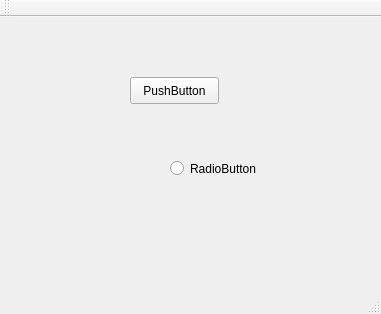
The window that mainwindow.ui (jbyyy/myHelper) describes before a commit, drawn with Qt 5.
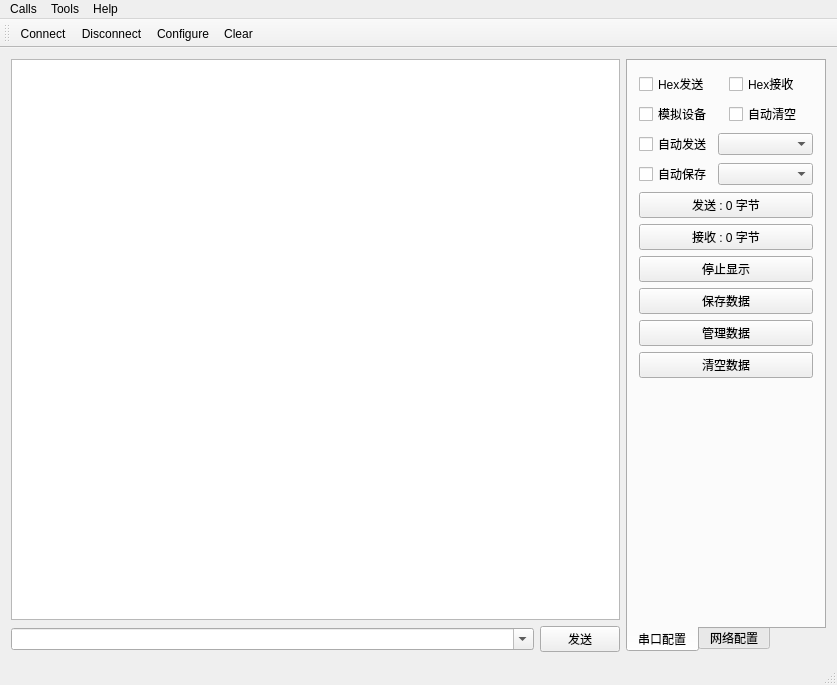
The same window after the commit. Icons and pictures are not drawn.

Commit message: 2020-12-3串口待完善

Diff of the .ui file:
```diff
--- a/mainwindow.ui
+++ b/mainwindow.ui
@@ -6,50 +6,292 @@
    <rect>
     <x>0</x>
     <y>0</y>
-    <width>381</width>
-    <height>314</height>
+    <width>837</width>
+    <height>685</height>
    </rect>
   </property>
   <property name="windowTitle">
    <string>MainWindow</string>
   </property>
   <widget class="QWidget" name="centralWidget">
-   <widget class="QPushButton" name="pushButton">
-    <property name="geometry">
-     <rect>
-      <x>130</x>
-      <y>60</y>
-      <width>89</width>
-      <height>27</height>
-     </rect>
-    </property>
-    <property name="text">
-     <string>PushButton</string>
-    </property>
-   </widget>
-   <widget class="QRadioButton" name="radioButton">
-    <property name="geometry">
-     <rect>
-      <x>170</x>
-      <y>140</y>
-      <width>112</width>
-      <height>23</height>
-     </rect>
-    </property>
-    <property name="text">
-     <string>RadioButton</string>
-    </property>
-   </widget>
+   <layout class="QGridLayout" name="gridLayout">
+    <item row="0" column="0">
+     <widget class="QTextEdit" name="txtMain">
+      <property name="enabled">
+       <bool>true</bool>
+      </property>
+      <property name="frameShape">
+       <enum>QFrame::StyledPanel</enum>
+      </property>
+      <property name="verticalScrollBarPolicy">
+       <enum>Qt::ScrollBarAsNeeded</enum>
+      </property>
+      <property name="horizontalScrollBarPolicy">
+       <enum>Qt::ScrollBarAsNeeded</enum>
+      </property>
+      <property name="readOnly">
+       <bool>true</bool>
+      </property>
+     </widget>
+    </item>
+    <item row="0" column="1" rowspan="2">
+     <widget class="QWidget" name="widgetRight" native="true">
+      <property name="maximumSize">
+       <size>
+        <width>200</width>
+        <height>16777215</height>
+       </size>
+      </property>
+      <layout class="QVBoxLayout" name="verticalLayout">
+       <property name="leftMargin">
+        <number>0</number>
+       </property>
+       <property name="topMargin">
+        <number>0</number>
+       </property>
+       <property name="rightMargin">
+        <number>0</number>
+       </property>
+       <property name="bottomMargin">
+        <number>0</number>
+       </property>
+       <item>
+        <widget class="QTabWidget" name="tabWidget_2">
+         <property name="tabPosition">
+          <enum>QTabWidget::South</enum>
+         </property>
+         <property name="currentIndex">
+          <number>0</number>
+         </property>
+         <widget class="QWidget" name="tab_3">
+          <attribute name="title">
+           <string>串口配置</string>
+          </attribute>
+          <layout class="QGridLayout" name="gridLayout_6">
+           <item row="0" column="0">
+            <widget class="QCheckBox" name="ckHexSend">
+             <property name="text">
+              <string>Hex发送</string>
+             </property>
+            </widget>
+           </item>
+           <item row="0" column="1">
+            <widget class="QCheckBox" name="ckHexReceive">
+             <property name="text">
+              <string>Hex接收</string>
+             </property>
+            </widget>
+           </item>
+           <item row="1" column="0">
+            <widget class="QCheckBox" name="ckDebug">
+             <property name="text">
+              <string>模拟设备</string>
+             </property>
+            </widget>
+           </item>
+           <item row="1" column="1">
+            <widget class="QCheckBox" name="ckAutoClear">
+             <property name="text">
+              <string>自动清空</string>
+             </property>
+            </widget>
+           </item>
+           <item row="2" column="0" colspan="2">
+            <layout class="QGridLayout" name="gridLayout_4">
+             <item row="0" column="0">
+              <widget class="QCheckBox" name="ckAutoSend">
+               <property name="text">
+                <string>自动发送</string>
+               </property>
+              </widget>
+             </item>
+             <item row="0" column="1">
+              <widget class="QComboBox" name="cboxSendInterval">
+               <property name="sizePolicy">
+                <sizepolicy hsizetype="Expanding" vsizetype="Fixed">
+                 <horstretch>0</horstretch>
+                 <verstretch>0</verstretch>
+                </sizepolicy>
+               </property>
+              </widget>
+             </item>
+             <item row="1" column="0">
+              <widget class="QCheckBox" name="ckAutoSave">
+               <property name="text">
+                <string>自动保存</string>
+               </property>
+              </widget>
+             </item>
+             <item row="1" column="1">
+              <widget class="QComboBox" name="cboxSaveInterval">
+               <property name="sizePolicy">
+                <sizepolicy hsizetype="Expanding" vsizetype="Fixed">
+                 <horstretch>0</horstretch>
+                 <verstretch>0</verstretch>
+                </sizepolicy>
+               </property>
+              </widget>
+             </item>
+            </layout>
+           </item>
+           <item row="3" column="0" colspan="2">
+            <widget class="QPushButton" name="btnSendCount">
+             <property name="text">
+              <string>发送 : 0 字节</string>
+             </property>
+            </widget>
+           </item>
+           <item row="4" column="0" colspan="2">
+            <widget class="QPushButton" name="btnReceiveCount">
+             <property name="text">
+              <string>接收 : 0 字节</string>
+             </property>
+            </widget>
+           </item>
+           <item row="5" column="0" colspan="2">
+            <widget class="QPushButton" name="btnStopShow">
+             <property name="text">
+              <string>停止显示</string>
+             </property>
+            </widget>
+           </item>
+           <item row="6" column="0" colspan="2">
+            <widget class="QPushButton" name="btnSave">
+             <property name="text">
+              <string>保存数据</string>
+             </property>
+            </widget>
+           </item>
+           <item row="7" column="0" colspan="2">
+            <widget class="QPushButton" name="btnData">
+             <property name="text">
+              <string>管理数据</string>
+             </property>
+            </widget>
+           </item>
+           <item row="8" column="0" colspan="2">
+            <widget class="QPushButton" name="btnClear">
+             <property name="text">
+              <string>清空数据</string>
+             </property>
+            </widget>
+           </item>
+           <item row="9" column="0" colspan="2">
+            <spacer name="verticalSpacer">
+             <property name="orientation">
+              <enum>Qt::Vertical</enum>
+             </property>
+             <property name="sizeHint" stdset="0">
+              <size>
+               <width>20</width>
+               <height>2</height>
+              </size>
+             </property>
+            </spacer>
+           </item>
+          </layout>
+         </widget>
+         <widget class="QWidget" name="tab_4">
+          <attribute name="title">
+           <string>网络配置</string>
+          </attribute>
+          <layout class="QGridLayout" name="gridLayout_7"/>
+         </widget>
+        </widget>
+       </item>
+      </layout>
+     </widget>
+    </item>
+    <item row="1" column="0">
+     <widget class="QWidget" name="widget" native="true">
+      <layout class="QHBoxLayout" name="horizontalLayout">
+       <property name="leftMargin">
+        <number>0</number>
+       </property>
+       <property name="topMargin">
+        <number>0</number>
+       </property>
+       <property name="rightMargin">
+        <number>0</number>
+       </property>
+       <property name="bottomMargin">
+        <number>0</number>
+       </property>
+       <item>
+        <widget class="QComboBox" name="cboxData">
+         <property name="sizePolicy">
+          <sizepolicy hsizetype="Ignored" vsizetype="Fixed">
+           <horstretch>0</horstretch>
+           <verstretch>0</verstretch>
+          </sizepolicy>
+         </property>
+         <property name="editable">
+          <bool>true</bool>
+         </property>
+         <property name="duplicatesEnabled">
+          <bool>false</bool>
+         </property>
+        </widget>
+       </item>
+       <item>
+        <widget class="QPushButton" name="btnSend">
+         <property name="minimumSize">
+          <size>
+           <width>80</width>
+           <height>0</height>
+          </size>
+         </property>
+         <property name="maximumSize">
+          <size>
+           <width>80</width>
+           <height>16777215</height>
+          </size>
+         </property>
+         <property name="text">
+          <string>发送</string>
+         </property>
+        </widget>
+       </item>
+      </layout>
+     </widget>
+    </item>
+   </layout>
   </widget>
   <widget class="QMenuBar" name="menuBar">
    <property name="geometry">
     <rect>
      <x>0</x>
      <y>0</y>
-     <width>381</width>
-     <height>28</height>
+     <width>837</width>
+     <height>26</height>
     </rect>
    </property>
+   <widget class="QMenu" name="menuCalls">
+    <property name="title">
+     <string>Calls</string>
+    </property>
+    <addaction name="actionConnect"/>
+    <addaction name="actionDisconnect"/>
+    <addaction name="actionQuit"/>
+    <addaction name="separator"/>
+   </widget>
+   <widget class="QMenu" name="menuTools">
+    <property name="title">
+     <string>Tools</string>
+    </property>
+    <addaction name="actionConfigure"/>
+    <addaction name="actionClear"/>
+   </widget>
+   <widget class="QMenu" name="menuHelp">
+    <property name="title">
+     <string>Help</string>
+    </property>
+    <addaction name="actionAboutQt"/>
+    <addaction name="actionAbout_App"/>
+   </widget>
+   <addaction name="menuCalls"/>
+   <addaction name="menuTools"/>
+   <addaction name="menuHelp"/>
   </widget>
   <widget class="QToolBar" name="mainToolBar">
    <attribute name="toolBarArea">
@@ -58,8 +300,128 @@
    <attribute name="toolBarBreak">
     <bool>false</bool>
    </attribute>
+   <addaction name="actionConnect"/>
+   <addaction name="actionDisconnect"/>
+   <addaction name="actionConfigure"/>
+   <addaction name="actionClear"/>
   </widget>
   <widget class="QStatusBar" name="statusBar"/>
+  <action name="actionAbout">
+   <property name="icon">
+    <iconset resource="myimage.qrc">
+     <normaloff>:/image/image/min.gif</normaloff>:/image/image/min.gif</iconset>
+   </property>
+   <property name="text">
+    <string>&amp;About</string>
+   </property>
+   <property name="toolTip">
+    <string>About program</string>
+   </property>
+   <property name="shortcut">
+    <string>Alt+A</string>
+   </property>
+  </action>
+  <action name="actionAboutQt">
+   <property name="text">
+    <string>About Qt</string>
+   </property>
+  </action>
+  <action name="actionConnect">
+   <property name="icon">
+    <iconset resource="myimage.qrc">
+     <normaloff>:/image/image/connect.png</normaloff>:/image/image/connect.png</iconset>
+   </property>
+   <property name="text">
+    <string>C&amp;onnect</string>
+   </property>
+   <property name="toolTip">
+    <string>Connect to serial port</string>
+   </property>
+   <property name="shortcut">
+    <string>Ctrl+O</string>
+   </property>
+  </action>
+  <action name="actionDisconnect">
+   <property name="icon">
+    <iconset resource="myimage.qrc">
+     <normaloff>:/image/image/disconnect.png</normaloff>:/image/image/disconnect.png</iconset>
+   </property>
+   <property name="text">
+    <string>&amp;Disconnect</string>
+   </property>
+   <property name="toolTip">
+    <string>Disconnect from serial port</string>
+   </property>
+   <property name="shortcut">
+    <string>Ctrl+D</string>
+   </property>
+  </action>
+  <action name="actionConfigure">
+   <property name="icon">
+    <iconset resource="myimage.qrc">
+     <normaloff>:/image/image/settings.png</normaloff>:/image/image/settings.png</iconset>
+   </property>
+   <property name="text">
+    <string>&amp;Configure</string>
+   </property>
+   <property name="toolTip">
+    <string>Configure serial port</string>
+   </property>
+   <property name="shortcut">
+    <string>Alt+C</string>
+   </property>
+  </action>
+  <action name="actionClear">
+   <property name="icon">
+    <iconset resource="myimage.qrc">
+     <normaloff>:/image/image/clear.png</normaloff>:/image/image/clear.png</iconset>
+   </property>
+   <property name="text">
+    <string>C&amp;lear</string>
+   </property>
+   <property name="toolTip">
+    <string>Clear data</string>
+   </property>
+   <property name="shortcut">
+    <string>Alt+L</string>
+   </property>
+  </action>
+  <action name="actionQuit">
+   <property name="icon">
+    <iconset resource="myimage.qrc">
+     <normaloff>:/image/image/btn_close.png</normaloff>:/image/image/btn_close.png</iconset>
+   </property>
+   <property name="text">
+    <string>&amp;Quit</string>
+   </property>
+   <property name="shortcut">
+    <string>Ctrl+Q</string>
+   </property>
+  </action>
+  <action name="actionAbout_2">
+   <property name="text">
+    <string>About App</string>
+   </property>
+  </action>
+  <action name="actionAbout_3">
+   <property name="text">
+    <string>About</string>
+   </property>
+  </action>
+  <action name="actionAbout_App">
+   <property name="text">
+    <string>About App</string>
+   </property>
+  </action>
+  <action name="actionsadas">
+   <property name="icon">
+    <iconset resource="myimage.qrc">
+     <normaloff>:/image/image/btn_ok.png</normaloff>:/image/image/btn_ok.png</iconset>
+   </property>
+   <property name="text">
+    <string>sadas</string>
+   </property>
+  </action>
  </widget>
  <layoutdefault spacing="6" margin="11"/>
  <resources/>
```
Left out of the diff: 28 changed lines with no effect on the pictures. The commit also changes 78 other files.
